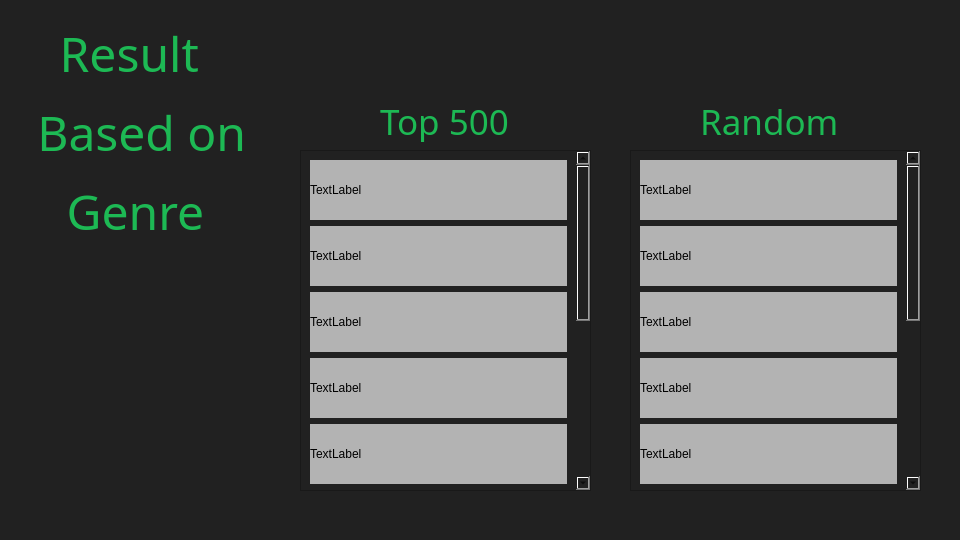
Qt form resultwin.ui (samza1100/p3-test) before a commit.
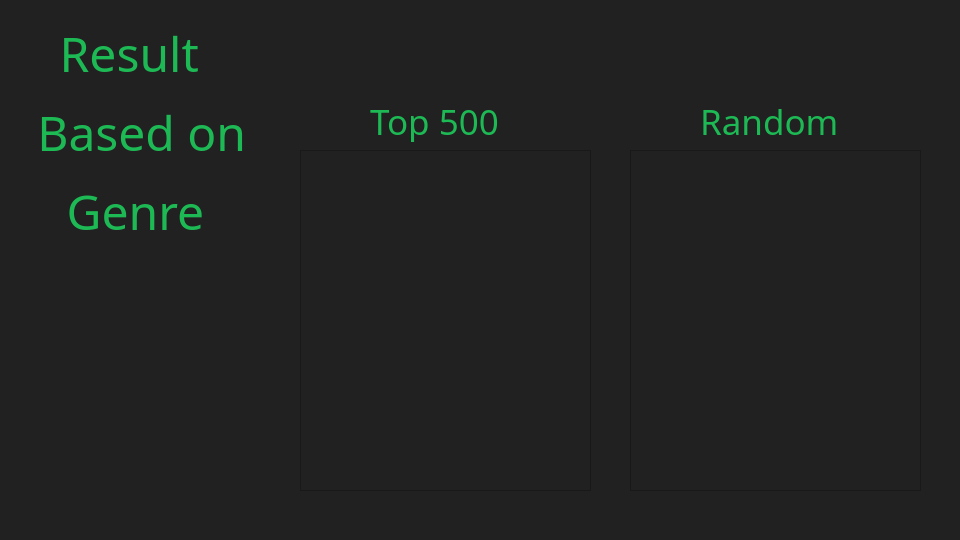
The same form after that commit.

Commit message:
Add styling and comments to SongEntry widget
- Set the song name's font to Century Gothic, size 18, with white color.
- Apply a grey color to the artist name's font, which is also set to
Century Gothic, but size 16.

Implement and document scroll area population in resultWin

-Dynamically generate SongEntry widgets as placeholders within the
scroll areas.
-this is just an example on how the result going to be represent
-And testing if this actually works

```diff
--- a/resultwin.ui
+++ b/resultwin.ui
@@ -25,6 +25,9 @@
      <height>341</height>
     </rect>
    </property>
+   <property name="styleSheet">
+    <string notr="true">background-color: rgb(33, 33, 33);</string>
+   </property>
    <property name="widgetResizable">
     <bool>true</bool>
    </property>
@@ -33,172 +36,11 @@
      <rect>
       <x>0</x>
       <y>0</y>
-      <width>275</width>
-      <height>672</height>
+      <width>289</width>
+      <height>339</height>
      </rect>
     </property>
-    <layout class="QVBoxLayout" name="verticalLayout">
-     <item>
-      <widget class="QLabel" name="label_2">
-       <property name="minimumSize">
-        <size>
-         <width>0</width>
-         <height>60</height>
-        </size>
-       </property>
-       <property name="styleSheet">
-        <string notr="true">background-color: rgb(179, 179, 179);</string>
-       </property>
-       <property name="text">
-        <string>TextLabel</string>
-       </property>
-      </widget>
-     </item>
-     <item>
-      <widget class="QLabel" name="label">
-       <property name="minimumSize">
-        <size>
-         <width>0</width>
-         <height>60</height>
-        </size>
-       </property>
-       <property name="styleSheet">
-        <string notr="true">background-color: rgb(179, 179, 179);</string>
-       </property>
-       <property name="text">
-        <string>TextLabel</string>
-       </property>
-      </widget>
-     </item>
-     <item>
-      <widget class="QLabel" name="label_3">
-       <property name="minimumSize">
-        <size>
-         <width>0</width>
-         <height>60</height>
-        </size>
-       </property>
-       <property name="styleSheet">
-        <string notr="true">background-color: rgb(179, 179, 179);</string>
-       </property>
-       <property name="text">
-        <string>TextLabel</string>
-       </property>
-      </widget>
-     </item>
-     <item>
-      <widget class="QLabel" name="label_4">
-       <property name="minimumSize">
-        <size>
-         <width>0</width>
-         <height>60</height>
-        </size>
-       </property>
-       <property name="styleSheet">
-        <string notr="true">background-color: rgb(179, 179, 179);</string>
-       </property>
-       <property name="text">
-        <string>TextLabel</string>
-       </property>
-      </widget>
-     </item>
-     <item>
-      <widget class="QLabel" name="label_5">
-       <property name="minimumSize">
-        <size>
-         <width>0</width>
-         <height>60</height>
-        </size>
-       </property>
-       <property name="styleSheet">
-        <string notr="true">background-color: rgb(179, 179, 179);</string>
-       </property>
-       <property name="text">
-        <string>TextLabel</string>
-       </property>
-      </widget>
-     </item>
-     <item>
-      <widget class="QLabel" name="label_6">
-       <property name="minimumSize">
-        <size>
-         <width>0</width>
-         <height>60</height>
-        </size>
-       </property>
-       <property name="styleSheet">
-        <string notr="true">background-color: rgb(179, 179, 179);</string>
-       </property>
-       <property name="text">
-        <string>TextLabel</string>
-       </property>
-      </widget>
-     </item>
-     <item>
-      <widget class="QLabel" name="label_7">
-       <property name="minimumSize">
-        <size>
-         <width>0</width>
-         <height>60</height>
-        </size>
-       </property>
-       <property name="styleSheet">
-        <string notr="true">background-color: rgb(179, 179, 179);</string>
-       </property>
-       <property name="text">
-        <string>TextLabel</string>
-       </property>
-      </widget>
-     </item>
-     <item>
-      <widget class="QLabel" name="label_8">
-       <property name="minimumSize">
-        <size>
-         <width>0</width>
-         <height>60</height>
-        </size>
-       </property>
-       <property name="styleSheet">
-        <string notr="true">background-color: rgb(179, 179, 179);</string>
-       </property>
-       <property name="text">
-        <string>TextLabel</string>
-       </property>
-      </widget>
-     </item>
-     <item>
-      <widget class="QLabel" name="label_10">
-       <property name="minimumSize">
-        <size>
-         <width>0</width>
-         <height>60</height>
-        </size>
-       </property>
-       <property name="styleSheet">
-        <string notr="true">background-color: rgb(179, 179, 179);</string>
-       </property>
-       <property name="text">
-        <string>TextLabel</string>
-       </property>
-      </widget>
-     </item>
-     <item>
-      <widget class="QLabel" name="label_9">
-       <property name="minimumSize">
-        <size>
-         <width>0</width>
-         <height>60</height>
-        </size>
-       </property>
-       <property name="styleSheet">
-        <string notr="true">background-color: rgb(179, 179, 179);</string>
-       </property>
-       <property name="text">
-        <string>TextLabel</string>
-       </property>
-      </widget>
-     </item>
-    </layout>
+    <layout class="QVBoxLayout" name="verticalLayout"/>
    </widget>
   </widget>
   <widget class="QLabel" name="label_11">
@@ -236,7 +78,7 @@
   <widget class="QLabel" name="label_12">
    <property name="geometry">
     <rect>
-     <x>380</x>
+     <x>370</x>
      <y>100</y>
      <width>129</width>
      <height>42</height>
@@ -271,6 +113,9 @@
      <height>341</height>
     </rect>
    </property>
+   <property name="styleSheet">
+    <string notr="true">background-color: rgb(33, 33, 33);</string>
+   </property>
    <property name="widgetResizable">
     <bool>true</bool>
    </property>
@@ -279,172 +124,11 @@
      <rect>
       <x>0</x>
       <y>0</y>
-      <width>275</width>
-      <height>672</height>
+      <width>289</width>
+      <height>339</height>
      </rect>
     </property>
-    <layout class="QVBoxLayout" name="verticalLayout_2">
-     <item>
-      <widget class="QLabel" name="label_13">
-       <property name="minimumSize">
-        <size>
-         <width>0</width>
-         <height>60</height>
-        </size>
-       </property>
-       <property name="styleSheet">
-        <string notr="true">background-color: rgb(179, 179, 179);</string>
-       </property>
-       <property name="text">
-        <string>TextLabel</string>
-       </property>
-      </widget>
-     </item>
-     <item>
-      <widget class="QLabel" name="label_14">
-       <property name="minimumSize">
-        <size>
-         <width>0</width>
-         <height>60</height>
-        </size>
-       </property>
-       <property name="styleSheet">
-        <string notr="true">background-color: rgb(179, 179, 179);</string>
-       </property>
-       <property name="text">
-        <string>TextLabel</string>
-       </property>
-      </widget>
-     </item>
-     <item>
-      <widget class="QLabel" name="label_15">
-       <property name="minimumSize">
-        <size>
-         <width>0</width>
-         <height>60</height>
-        </size>
-       </property>
-       <property name="styleSheet">
-        <string notr="true">background-color: rgb(179, 179, 179);</string>
-       </property>
-       <property name="text">
-        <string>TextLabel</string>
-       </property>
-      </widget>
-     </item>
-     <item>
-      <widget class="QLabel" name="label_16">
-       <property name="minimumSize">
-        <size>
-         <width>0</width>
-         <height>60</height>
-        </size>
-       </property>
-       <property name="styleSheet">
-        <string notr="true">background-color: rgb(179, 179, 179);</string>
-       </property>
-       <property name="text">
-        <string>TextLabel</string>
-       </property>
-      </widget>
-     </item>
-     <item>
-      <widget class="QLabel" name="label_17">
-       <property name="minimumSize">
-        <size>
-         <width>0</width>
-         <height>60</height>
-        </size>
-       </property>
-       <property name="styleSheet">
-        <string notr="true">background-color: rgb(179, 179, 179);</string>
-       </property>
-       <property name="text">
-        <string>TextLabel</string>
-       </property>
-      </widget>
-     </item>
-     <item>
-      <widget class="QLabel" name="label_18">
-       <property name="minimumSize">
-        <size>
-         <width>0</width>
-         <height>60</height>
-        </size>
-       </property>
-       <property name="styleSheet">
-        <string notr="true">background-color: rgb(179, 179, 179);</string>
-       </property>
-       <property name="text">
-        <string>TextLabel</string>
-       </property>
-      </widget>
-     </item>
-     <item>
-      <widget class="QLabel" name="label_19">
-       <property name="minimumSize">
-        <size>
-         <width>0</width>
-         <height>60</height>
-        </size>
-       </property>
-       <property name="styleSheet">
-        <string notr="true">background-color: rgb(179, 179, 179);</string>
-       </property>
-       <property name="text">
-        <string>TextLabel</string>
-       </property>
-      </widget>
-     </item>
-     <item>
-      <widget class="QLabel" name="label_20">
-       <property name="minimumSize">
-        <size>
-         <width>0</width>
-         <height>60</height>
-        </size>
-       </property>
-       <property name="styleSheet">
-        <string notr="true">background-color: rgb(179, 179, 179);</string>
-       </property>
-       <property name="text">
-        <string>TextLabel</string>
-       </property>
-      </widget>
-     </item>
-     <item>
-      <widget class="QLabel" name="label_21">
-       <property name="minimumSize">
-        <size>
-         <width>0</width>
-         <height>60</height>
-        </size>
-       </property>
-       <property name="styleSheet">
-        <string notr="true">background-color: rgb(179, 179, 179);</string>
-       </property>
-       <property name="text">
-        <string>TextLabel</string>
-       </property>
-      </widget>
-     </item>
-     <item>
-      <widget class="QLabel" name="label_22">
-       <property name="minimumSize">
-        <size>
-         <width>0</width>
-         <height>60</height>
-        </size>
-       </property>
-       <property name="styleSheet">
-        <string notr="true">background-color: rgb(179, 179, 179);</string>
-       </property>
-       <property name="text">
-        <string>TextLabel</string>
-       </property>
-      </widget>
-     </item>
-    </layout>
+    <layout class="QVBoxLayout" name="verticalLayout_2"/>
    </widget>
   </widget>
   <widget class="QLabel" name="label_23">
```
Left out of the diff: 2 changed lines with no effect on the pictures. The commit also changes 6 other files.
